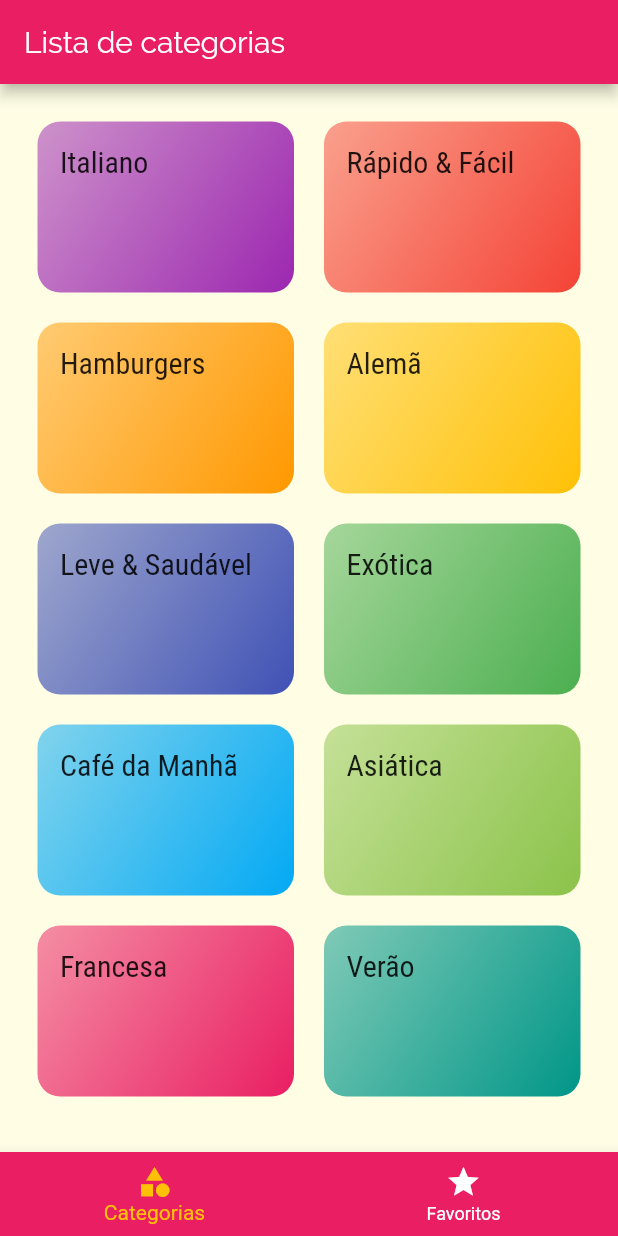
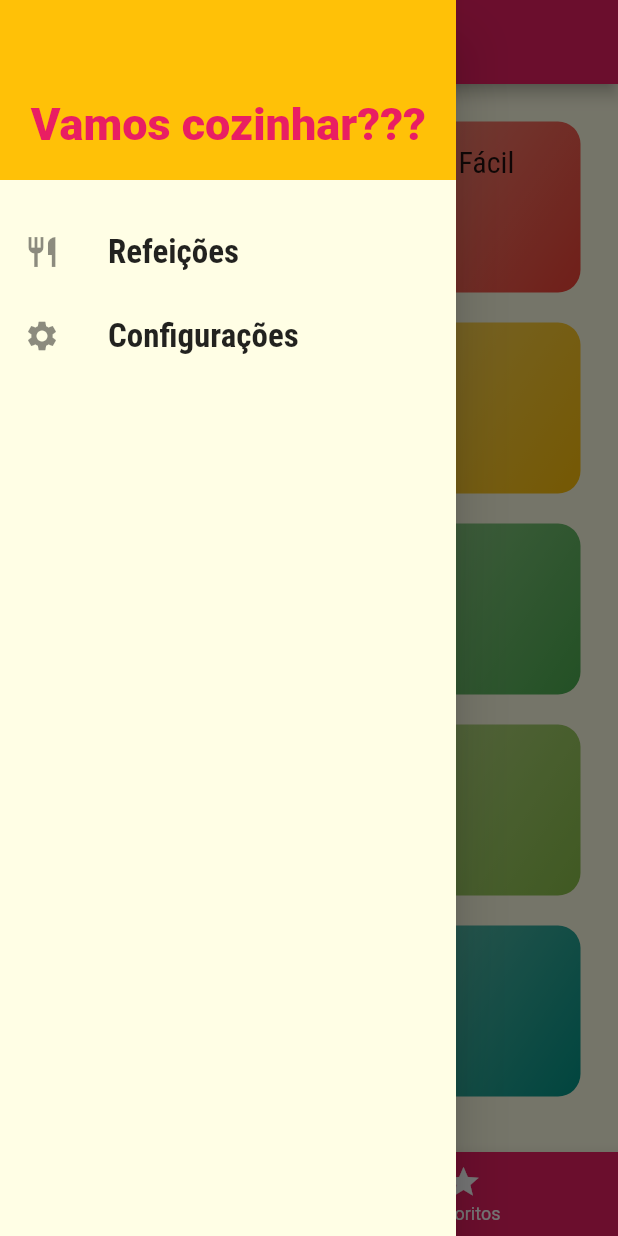
Before and after one commit to victor-souza-vieira/Meals, a Flutter app: the screen it shows after launch, with the side drawer open (before the commit the screen has no drawer), on a phone screen of 412 x 824 dp. Run offline on Flutter 3.47's test engine with Material 2 defaults, Android fonts, the phone set to English and light mode, and no system bars.

Commit message:
add drawer

```diff
--- /dev/null
+++ b/lib/components/main_drawer.dart
@@ -0,0 +1,57 @@
+import 'package:flutter/material.dart';
+import '../utils/app-routes.dart';
+
+/* menu que aparece ao lado */
+
+class MainDrawer extends StatelessWidget {
+  Widget _createItem(IconData icon, String label, Function onTap) {
+    return ListTile(
+      leading: Icon(
+        icon,
+        size: 24,
+      ),
+      title: Text(
+        label,
+        style: TextStyle(
+          fontFamily: 'RobotoCondensed',
+          fontSize: 22,
+          fontWeight: FontWeight.bold,
+        ),
+      ),
+      onTap: onTap,
+    );
+  }
+
+  @override
+  Widget build(BuildContext context) {
+    return Drawer(
+      child: Column(
+        children: [
+          Container(
+            alignment: Alignment.bottomRight,
+            color: Theme.of(context).accentColor,
+            padding: EdgeInsets.all(20),
+            width: double.infinity,
+            height: 120,
+            child: Text(
+              'Vamos cozinhar???',
+              style: TextStyle(
+                fontWeight: FontWeight.w900,
+                fontSize: 30,
+                color: Theme.of(context).primaryColor,
+              ),
+            ),
+          ),
+          SizedBox(height: 20),
+          _createItem(
+            Icons.restaurant,
+            'Refeições',
+            () => Navigator.of(context).pushNamed(AppRoutes.HOME),
+          ),
+          _createItem(Icons.settings, 'Configurações',
+              () => Navigator.of(context).pushNamed(AppRoutes.SETTINGS)),
+        ],
+      ),
+    );
+  }
+}
--- a/lib/main.dart
+++ b/lib/main.dart
@@ -1,4 +1,5 @@
 import 'package:Meals/screens/meal_detail_screen.dart';
+import 'package:Meals/screens/settings_screen.dart';
 import 'package:flutter/material.dart';
 
 import 'screens/tabs_screen.dart';
@@ -30,6 +31,7 @@
         AppRoutes.HOME: (ctx) => TabsScreen(),
         AppRoutes.CATEGORIES_MEALS: (ctx) => CategoriesMealsScreen(),
         AppRoutes.MEAL_DETAIL: (ctx) => MealDetailSreen(),
+        AppRoutes.SETTINGS: (ctx) => SettingsScreen(),
       },
     );
   }
--- /dev/null
+++ b/lib/screens/settings_screen.dart
@@ -0,0 +1,15 @@
+import 'package:flutter/material.dart';
+
+class SettingsScreen extends StatelessWidget {
+  @override
+  Widget build(BuildContext context) {
+    return Scaffold(
+      appBar: AppBar(
+        title: Text('Configurações'),
+      ),
+      body: Center(
+        child: Text("Configs"),
+      ),
+    );
+  }
+}
--- a/lib/screens/tabs_screen.dart
+++ b/lib/screens/tabs_screen.dart
@@ -1,3 +1,4 @@
+import 'package:Meals/components/main_drawer.dart';
 import 'package:Meals/screens/categories_screen.dart';
 import 'package:Meals/screens/favorite_screen.dart';
 import 'package:flutter/material.dart';
@@ -28,6 +29,7 @@
           screens[_selectedScreenIndex]['title'],
         ),
       ),
+      drawer: MainDrawer(),
       body: screens[_selectedScreenIndex]['screen'],
       bottomNavigationBar: BottomNavigationBar(
         onTap: (index) {
--- a/lib/utils/app-routes.dart
+++ b/lib/utils/app-routes.dart
@@ -2,4 +2,5 @@
   static const HOME = '/';
   static const CATEGORIES_MEALS = '/categories-meals';
   static const MEAL_DETAIL = '/meal-detail';
+  static const SETTINGS = '/settings';
 }
```
